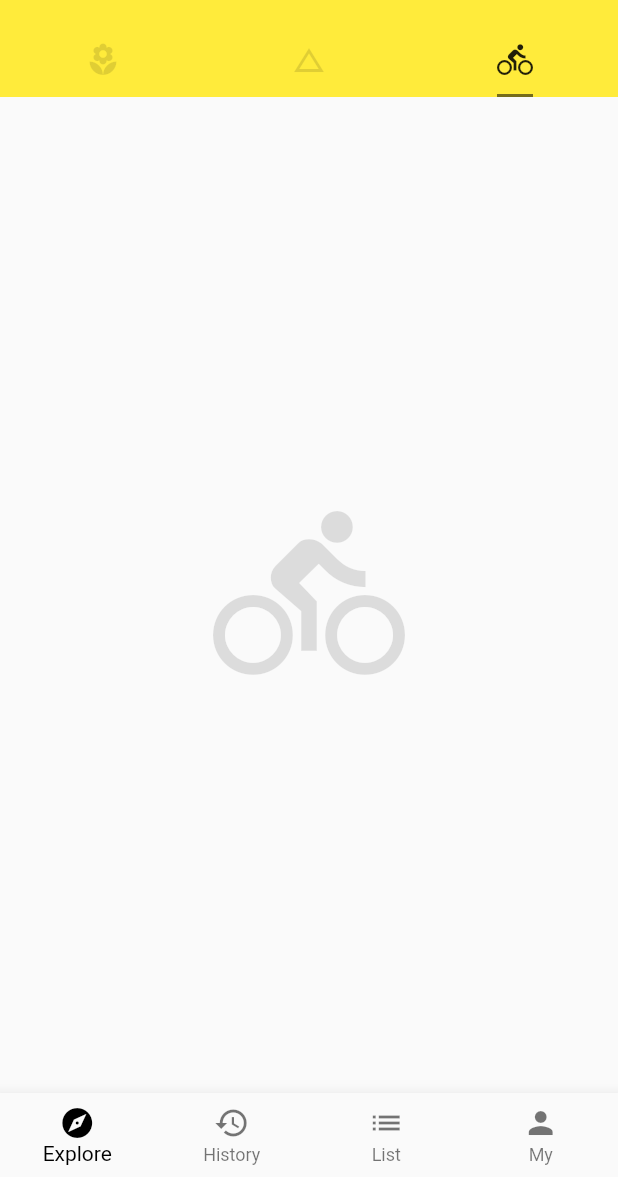
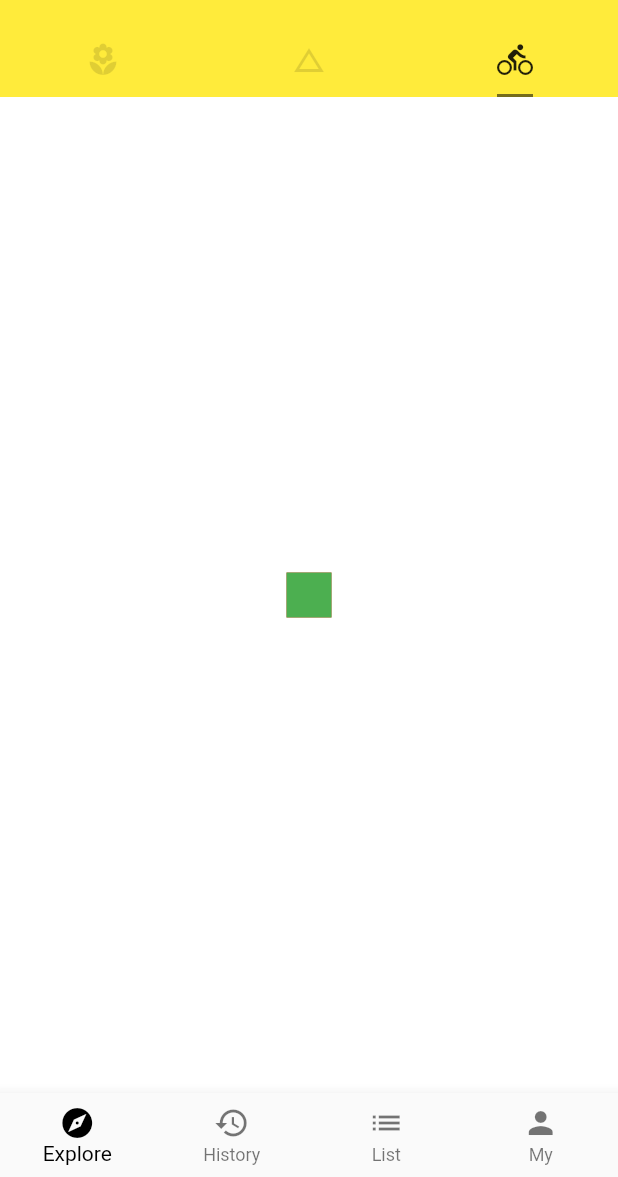
Before and after one commit to weizhonghai/flutter_review, a Flutter app: the screen it shows after launch, tab 3 chosen, on a phone screen of 412 x 824 dp, the part 59-1236 px from its top. Run offline on Flutter 3.47's test engine with Material 2 defaults, Android fonts, the phone set to English and light mode, and no system bars; network calls fail.

Commit message:
添加布局代码

```diff
--- /dev/null
+++ b/review_app/lib/demo/layout_demo.dart
@@ -0,0 +1,49 @@
+import 'package:flutter/material.dart';
+
+class LayoutDemo extends StatelessWidget {
+  @override
+  Widget build(BuildContext context) {
+    return Container(
+      color: Colors.white,
+      child: UnconstrainedBox(
+        child: Container(
+          constraints: BoxConstraints(maxHeight: 100, maxWidth: 100,
+          // minHeight: 50,minWidth: 50
+          ),
+          child: Container(
+            color: Colors.red,
+            width: 30,
+            height: 30,
+            child: Container(
+              width: 40,
+              height: 80,
+              color: Colors.green,
+            ),
+          ),
+        ),
+      ),
+    );
+  }
+}
+
+class IconBadge extends StatelessWidget {
+  final IconData icon;
+
+  final double size;
+
+  IconBadge({@required this.icon, this.size = 30});
+
+  @override
+  Widget build(BuildContext context) {
+    return Container(
+      color: Colors.blue,
+      width: 60 + size,
+      height: 60 + size,
+      child: Icon(
+        icon,
+        size: size,
+        color: Colors.white,
+      ),
+    );
+  }
+}
--- a/review_app/lib/main.dart
+++ b/review_app/lib/main.dart
@@ -3,6 +3,7 @@ import 'demo/drawer_demo.dart';
 import 'demo/listview_demo.dart';
 import 'demo/bottom_navigation_bar_demo.dart';
 import 'demo/basic_demo.dart';
+import 'demo/layout_demo.dart';
 
 void main() => runApp(App());
 
@@ -50,11 +51,7 @@ class Home extends StatelessWidget {
     List<Widget> tabBarViews = [
       ListViewDemo(),
       BasicDemo(),
-      Icon(
-        Icons.directions_bike,
-        size: 128,
-        color: Colors.black12,
-      ),
+      LayoutDemo(),
     ];
     TabBarView tabBarView = TabBarView(children: tabBarViews);
     return DefaultTabController(
```
